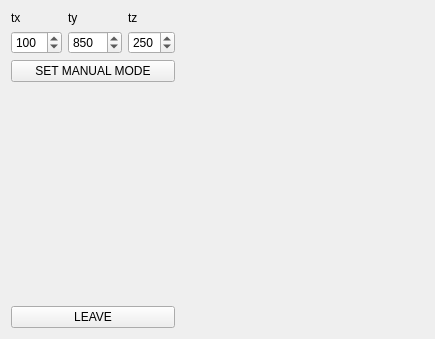
This is components/graspingAgent/src/mainUI.ui in robocomp/robocomp-shelly as Qt 5 draws it before an edit. The edited form follows.
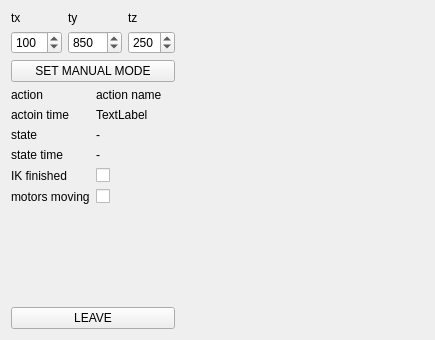
This is the edited form.

What changed in the file:
```diff
--- a/components/graspingAgent/src/mainUI.ui
+++ b/components/graspingAgent/src/mainUI.ui
@@ -7,7 +7,7 @@
     <x>0</x>
     <y>0</y>
     <width>435</width>
-    <height>339</height>
+    <height>340</height>
    </rect>
   </property>
   <property name="sizePolicy">
@@ -102,6 +102,94 @@
        </property>
       </widget>
      </item>
+     <item>
+      <layout class="QFormLayout" name="formLayout">
+       <item row="0" column="0">
+        <widget class="QLabel" name="label_4">
+         <property name="text">
+          <string>action</string>
+         </property>
+        </widget>
+       </item>
+       <item row="2" column="0">
+        <widget class="QLabel" name="label_5">
+         <property name="text">
+          <string>state</string>
+         </property>
+        </widget>
+       </item>
+       <item row="0" column="1">
+        <widget class="QLabel" name="ui_actionName">
+         <property name="text">
+          <string>action name</string>
+         </property>
+        </widget>
+       </item>
+       <item row="2" column="1">
+        <widget class="QLabel" name="ui_state">
+         <property name="text">
+          <string>-</string>
+         </property>
+        </widget>
+       </item>
+       <item row="1" column="0">
+        <widget class="QLabel" name="label_6">
+         <property name="text">
+          <string>actoin time</string>
+         </property>
+        </widget>
+       </item>
+       <item row="3" column="0">
+        <widget class="QLabel" name="label_9">
+         <property name="text">
+          <string>state time</string>
+         </property>
+        </widget>
+       </item>
+       <item row="4" column="0">
+        <widget class="QLabel" name="label_10">
+         <property name="text">
+          <string>IK finished</string>
+         </property>
+        </widget>
+       </item>
+       <item row="6" column="0">
+        <widget class="QLabel" name="label_11">
+         <property name="text">
+          <string>motors moving</string>
+         </property>
+        </widget>
+       </item>
+       <item row="3" column="1">
+        <widget class="QLabel" name="ui_stateTime">
+         <property name="text">
+          <string>-</string>
+         </property>
+        </widget>
+       </item>
+       <item row="1" column="1">
+        <widget class="QLabel" name="ui_actionTime">
+         <property name="text">
+          <string>TextLabel</string>
+         </property>
+        </widget>
+       </item>
+       <item row="6" column="1">
+        <widget class="QCheckBox" name="ui_motorsMoving">
+         <property name="text">
+          <string/>
+         </property>
+        </widget>
+       </item>
+       <item row="4" column="1">
+        <widget class="QCheckBox" name="ui_IKFinished">
+         <property name="text">
+          <string/>
+         </property>
+        </widget>
+       </item>
+      </layout>
+     </item>
      <item>
       <spacer name="verticalSpacer">
        <property name="orientation">
```
